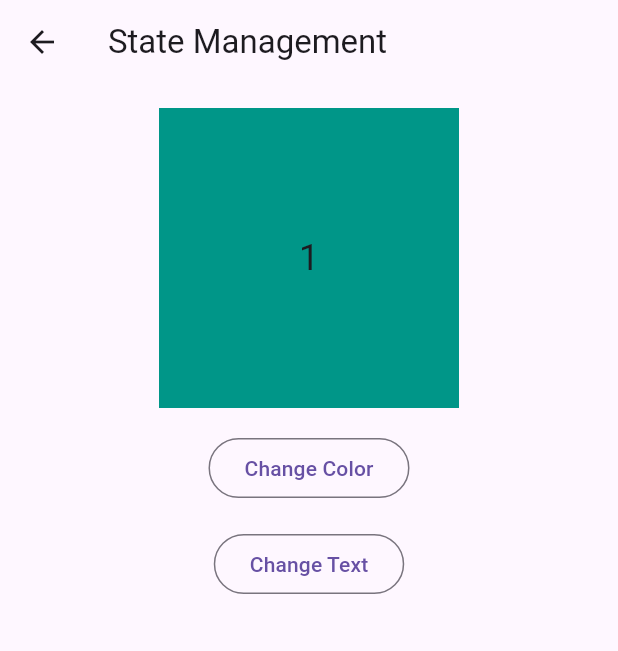
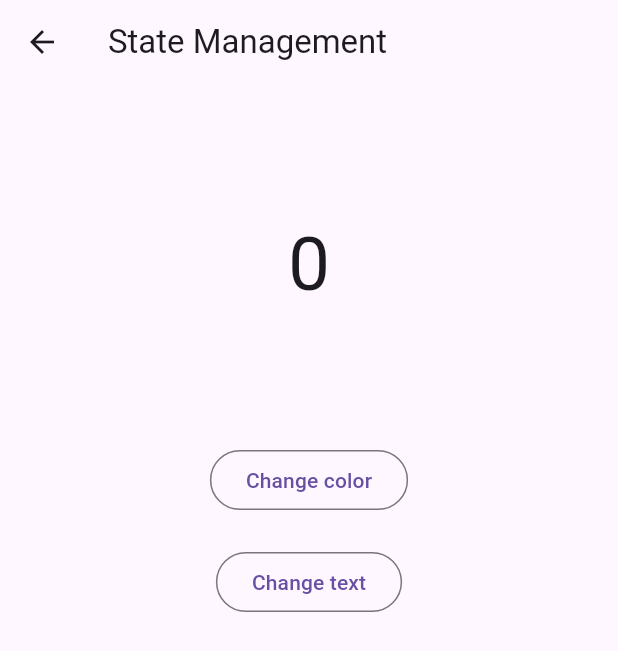
Before and after one commit to GadielPugh/flutter_demo, a Flutter app: the screen it shows after launch, after a tap on "3. Stage Management", on a phone screen of 412 x 824 dp. Shown: the top 651 px of the screen. Run offline on Flutter 3.47's test engine with Material 3 defaults, Android fonts, the phone set to English and light mode, and no system bars; our stand-ins replace get_it, shared_preferences.

Commit message:
Week 6th
Screen managers and organization

```diff
--- a/lib/main.dart
+++ b/lib/main.dart
@@ -1,9 +1,15 @@
 import 'package:flutter/material.dart';
+import 'package:flutter_demo/services/local_storage/local_storage.dart';
+import 'package:flutter_demo/services/service_locator.dart';
 import 'package:flutter_demo/ui/2_widget_layout/widgets_layout_demo.dart';
 import 'package:flutter_demo/ui/3_state_management_demo/state_management_demo.dart';
+import 'package:flutter_demo/ui/4_user_login/login_screen.dart';
 import 'ui/1_dart/dart_demo_screen.dart';
 
-void main() {
+Future<void> main() async {
+  WidgetsFlutterBinding.ensureInitialized();
+  setupServiceLocator();
+  await getIt<LocalStorage>().init();
   runApp(const MyApp());
 }
 
@@ -64,6 +70,17 @@ class HomeScreen extends StatelessWidget {
               );
             },
           ),
+
+          ListTile(
+            title: const Text("4. User Login"),
+            leading: const Icon(Icons.login_sharp),
+            onTap: () {
+              Navigator.push(
+                context,
+                MaterialPageRoute(builder: (context) => const LoginScreen()),
+              );
+            },
+          ),
         ],
       ),
     );
--- /dev/null
+++ b/lib/services/local_storage/local_storage.dart
@@ -0,0 +1,44 @@
+
+import 'dart:ui';
+import 'package:flutter/src/material/colors.dart';
+import 'package:get_it/get_it.dart';
+import 'package:shared_preferences/shared_preferences.dart';
+
+class LocalStorage {
+
+  late final SharedPreferences prefs;
+  static const _colorKey = 'color';
+  static const _numberKey = 'number';
+
+
+  Future<void> init() async {
+    prefs = await SharedPreferences.getInstance();
+  }
+
+  Color getColor(){
+
+    final colorInt = prefs.getInt(_colorKey) ?? 0x00000000;
+    final color = Color(colorInt);
+    return color;
+  }
+
+
+
+  int getNumber(){
+
+    return prefs.getInt(_numberKey) ?? 0;
+  }
+
+  Future<void> setColor(Color color) async {
+    final colorInt = color.toARGB32();
+
+    await prefs.setInt(_colorKey, colorInt);
+
+  }
+
+  Future<void> setNumber(int value) async {
+    await prefs.setInt(_numberKey, value);
+  }
+
+
+}
--- /dev/null
+++ b/lib/services/service_locator.dart
@@ -0,0 +1,9 @@
+import 'package:flutter_demo/services/local_storage/local_storage.dart';
+import 'package:get_it/get_it.dart';
+
+final getIt = GetIt.instance;
+
+
+void setupServiceLocator(){
+  getIt.registerLazySingleton<LocalStorage>(() => LocalStorage());
+}
--- a/lib/ui/3_state_management_demo/state_management_demo.dart
+++ b/lib/ui/3_state_management_demo/state_management_demo.dart
@@ -1,6 +1,5 @@
-import 'dart:math';
-
 import 'package:flutter/material.dart';
+import 'package:flutter_demo/ui/3_state_management_demo/state_management_manager.dart';
 
 class StateManagementDemo extends StatefulWidget {
   const StateManagementDemo({super.key});
@@ -10,96 +9,54 @@ class StateManagementDemo extends StatefulWidget {
 }
 
 class _StateManagementDemoState extends State<StateManagementDemo> {
+  final manager = StateManagementManager();
 
-  final colors_list = [
-    Colors.teal,
-    Colors.deepOrange,
-    Colors.lightGreen,
-    Colors.limeAccent,
-    Colors.cyan,
-    Colors.pinkAccent,
-    Colors.amber,
-    Colors.green,
-    Colors.indigo,
-    Colors.lightBlueAccent];
-
-  final colorIndexNotifier = ValueNotifier(0);
-  final numberNotifier = ValueNotifier<int>(1);
+  @override
+  void initState() {
+    super.initState();
+    manager.init();
+  }
 
 
   @override
   Widget build(BuildContext context) {
     return Scaffold(
       appBar: AppBar(title: Text('State Management')),
-      body: SingleChildScrollView(
-        child: Center(
-          child: Column(
-           children: [
-
-              const SizedBox(height: 16),
-
-            ValueListenableBuilder(
-              valueListenable: colorIndexNotifier,
-              builder: (context, colorIndex, child) {
-
+      body: Center(
+        child: Column(
+          children: [
+            const SizedBox(height: 20),
+            ValueListenableBuilder<Color>(
+              valueListenable: manager.colorNotifier,
+              builder: (context, color, child) {
                 return Container(
-
-                  color: colors_list[colorIndex],
+                  color: color,
                   width: 200,
                   height: 200,
-
                   child: Center(
                     child: ValueListenableBuilder(
-                      valueListenable: numberNotifier,
-                      builder: (context, number, child) {
-                        return Text('$number', style: TextStyle(fontSize: 24));
-                      }
+                      valueListenable: manager.numberNotifier,
+                      builder: (context, value, child) {
+                        return Text('$value', style: TextStyle(fontSize: 50));
+                      },
                     ),
-                    ),
-
-
-
-
-
+                  ),
                 );
-              }
+              },
             ),
-
-
-
-
-
-              const SizedBox(height: 16),
-
-            // Buttons for state
-
-            OutlinedButton(onPressed: changeColor, child: Text("Change Color")),
-
-              const SizedBox(height: 16),
-
-             OutlinedButton(onPressed: changeText, child: Text("Change Text")),
-
-           ],
-           ),
+            const SizedBox(height: 20),
+            OutlinedButton(
+              onPressed: manager.changeColor,
+              child: Text('Change color'),
+            ),
+            const SizedBox(height: 20),
+            OutlinedButton(
+              onPressed: manager.changeText,
+              child: Text('Change text'),
+            ),
+          ],
         ),
       ),
     );
   }
-
-
-
-
-
-  void changeColor() {
-
-    colorIndexNotifier.value++;
-    colorIndexNotifier.value = colorIndexNotifier.value % colors_list.length;
-
-  }
-
-  void changeText() {
-    numberNotifier.value++;
-
-  }
-
 }
--- /dev/null
+++ b/lib/ui/3_state_management_demo/state_management_manager.dart
@@ -0,0 +1,47 @@
+import 'package:flutter/material.dart';
+import 'package:flutter_demo/services/local_storage/local_storage.dart';
+import 'package:flutter_demo/services/service_locator.dart';
+
+class StateManagementManager {
+  final colorNotifier = ValueNotifier<Color>(Colors.black);
+  final numberNotifier = ValueNotifier<int>(1);
+  final localStorage = getIt<LocalStorage>();
+
+  int _colorIndex = 0;
+  final _colors = [
+    Colors.blue,
+    Colors.yellow,
+    Colors.teal,
+    Colors.lightGreen,
+    Colors.deepPurple,
+    Colors.red,
+  ];
+
+  void init() {
+    final color = localStorage.getColor();
+    final number = localStorage.getNumber();
+    colorNotifier.value = color;
+    numberNotifier.value = number;
+  }
+
+  void changeColor() {
+    _colorIndex++;
+    _colorIndex = _colorIndex % _colors.length;
+    final color = _colors[_colorIndex];
+    colorNotifier.value = color;
+
+    //TODO: save user color
+    localStorage.setColor(color);
+  }
+
+  void changeText() {
+    numberNotifier.value++;
+
+
+    //TODO: save number to local storage
+    localStorage.setNumber(numberNotifier.value);
+  }
+}
+
+
+// lOCAL STORAGE IT IS USE FOR USER PREFERENCE, LIKE COLOR APP.
--- a/pubspec.yaml
+++ b/pubspec.yaml
@@ -31,9 +31,13 @@ dependencies:
   flutter:
     sdk: flutter
 
+
   # The following adds the Cupertino Icons font to your application.
   # Use with the CupertinoIcons class for iOS style icons.
   cupertino_icons: ^1.0.8
+  get_it: ^9.2.1
+  shared_preferences: ^2.5.4
+  firebase_core: ^4.5.0
 
 dev_dependencies:
   flutter_test:
```
Also changed, not shown: lib/ui/4_user_login/login_screen.dart (added, +134 -0 lines), lib/ui/4_user_login/signup_screen.dart (added, +152 -0 lines), lib/ui/4_user_login/user_login_manager.dart (added, +29 -0 lines), lib/ui/4_user_login/user_login_demo.dart (added), pubspec.lock, 10 other files.
